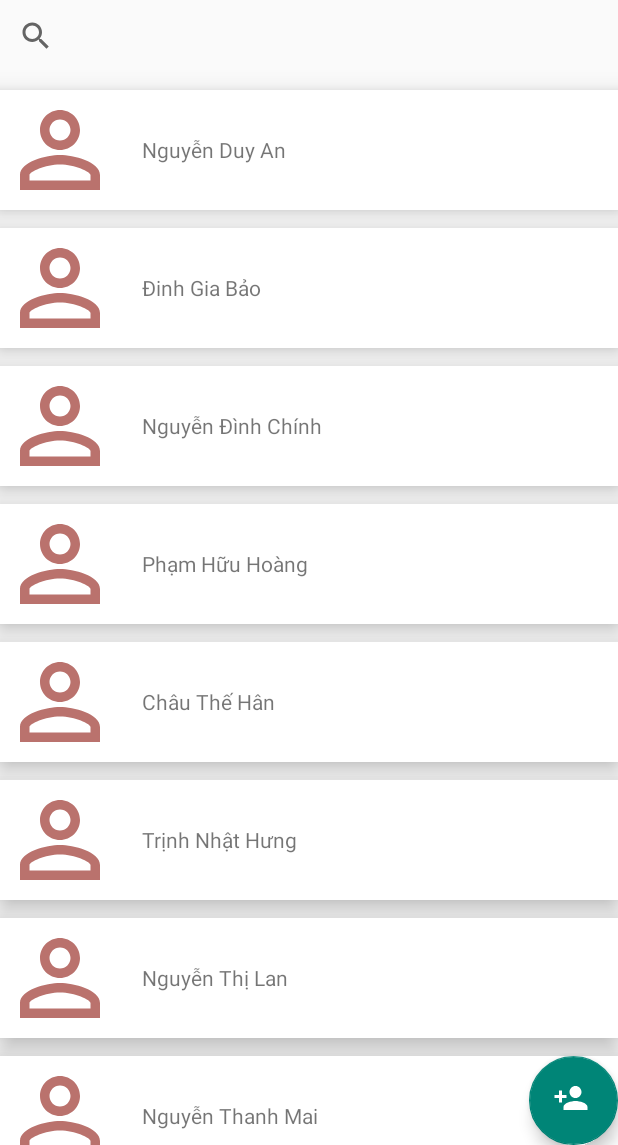
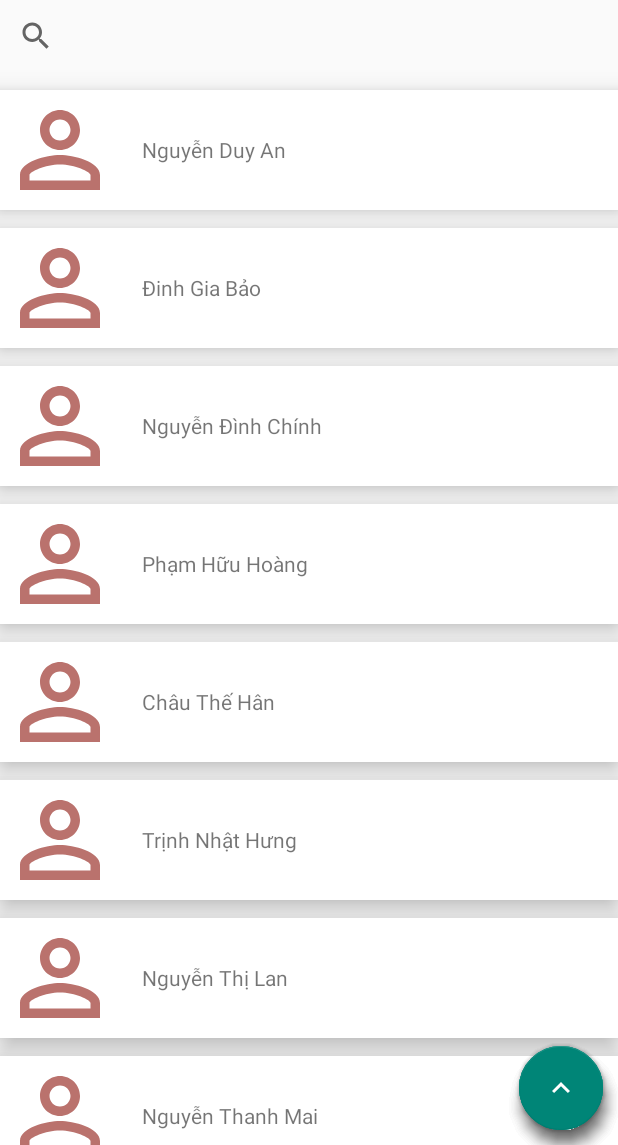
Before and after one commit to Meow-Knight/ContactApp, an Android app: the screen it shows after launch (MainActivity), on a phone screen of 412 x 824 dp, the part 91-1236 px from its top. Run offline under Robolectric (Android 15) with nearby library versions, the phone set to English and light mode, and no system bars; our stand-ins replace Room's generated code.

Commit message:
Add animation for floating button more action

```diff
--- a/app/src/main/java/com/example/contactapp/view/MainActivity.java
+++ b/app/src/main/java/com/example/contactapp/view/MainActivity.java
@@ -7,6 +7,7 @@ import androidx.drawerlayout.widget.DrawerLayout;
 import androidx.lifecycle.ViewModelProviders;
 import androidx.recyclerview.widget.RecyclerView;
 
+import android.animation.ObjectAnimator;
 import android.app.Dialog;
 import android.content.Intent;
 import android.graphics.Color;
@@ -14,6 +15,8 @@ import android.os.Bundle;
 import android.os.Handler;
 import android.view.MenuItem;
 import android.view.Window;
+import android.view.animation.Animation;
+import android.view.animation.AnimationUtils;
 import android.widget.Button;
 import android.widget.EditText;
 import android.widget.ImageView;
@@ -21,12 +24,10 @@ import android.widget.SearchView;
 import android.widget.TextView;
 import android.widget.Toast;
 
-import com.example.contactapp.dao.ContactDatabase;
 import com.example.contactapp.supportclass.LinearLayoutManagerWithSmoothScroller;
 import com.example.contactapp.supportclass.MyAdapter;
 import com.example.contactapp.supportclass.MyViewModel;
 import com.example.contactapp.R;
-import com.example.contactapp.dao.ContactDao;
 import com.example.contactapp.entities.Contact;
 import com.google.android.material.floatingactionbutton.FloatingActionButton;
 import com.google.android.material.navigation.NavigationView;
@@ -39,6 +40,7 @@ public class MainActivity extends AppCompatActivity implements NavigationView.On
     private DrawerLayout drawerLayout;
     private ImageView ivMenu;
     private NavigationView navigationView;
+    private LinearLayoutManagerWithSmoothScroller rvLayout;
 
     private TextView tvTitle;
     private SearchView svName;
@@ -47,11 +49,15 @@ public class MainActivity extends AppCompatActivity implements NavigationView.On
     private MyAdapter adapter;
     private MyViewModel viewModel;
     private FloatingActionButton fabAdd;
-    private LinearLayoutManagerWithSmoothScroller rvLayout;
+    private FloatingActionButton fabMoreAction;
+    private FloatingActionButton fabFavourite;
+    private FloatingActionButton fabDeleteContact;
 
     private int curHighlightIndex = -1;
     private final int highlightColor = Color.LTGRAY;
     private final int normalColor = Color.WHITE;
+    private final int animationTime = 400;
+    private boolean isOpenedMoreAction = false;
 
     // Default Value
     private final String DEFAULT_CONTACT_AVATAR = "ic_baseline_person_24";
@@ -79,6 +85,44 @@ public class MainActivity extends AppCompatActivity implements NavigationView.On
 
     private void initialEvents() {
         ivMenu.setOnClickListener(view -> drawerLayout.openDrawer(GravityCompat.START));
+
+        fabMoreAction.setOnClickListener(view -> {
+            if(isOpenedMoreAction){
+                Animation closeMoreActionAnimation = AnimationUtils.loadAnimation(this, R.anim.rotate_zoomout_close_anim);
+                closeMoreActionAnimation.setDuration(animationTime);
+                fabMoreAction.startAnimation(closeMoreActionAnimation);
+
+                Animation closeAddAnimation = AnimationUtils.loadAnimation(this, R.anim.float_diagonal_down);
+                closeAddAnimation.setDuration(animationTime);
+                fabAdd.startAnimation(closeAddAnimation);
+
+                Animation closeFavouriteAnimation = AnimationUtils.loadAnimation(this, R.anim.float_down);
+                closeFavouriteAnimation.setDuration(animationTime);
+                fabFavourite.startAnimation(closeFavouriteAnimation);
+
+                Animation closeDeleteAnimation = AnimationUtils.loadAnimation(this, R.anim.float_to_right);
+                closeDeleteAnimation.setDuration(animationTime);
+                fabDeleteContact.startAnimation(closeDeleteAnimation);
+            } else {
+                Animation openMoreActionAnimation = AnimationUtils.loadAnimation(this, R.anim.rotate_zoomin_open_anim);
+                openMoreActionAnimation.setDuration(animationTime);
+                fabMoreAction.startAnimation(openMoreActionAnimation);
+
+                Animation openAddAnimation = AnimationUtils.loadAnimation(this, R.anim.float_diagonal_up);
+                openAddAnimation.setDuration(animationTime);
+                fabAdd.startAnimation(openAddAnimation);
+
+                Animation openFavouriteAnimation = AnimationUtils.loadAnimation(this, R.anim.float_up);
+                openFavouriteAnimation.setDuration(animationTime);
+                fabFavourite.startAnimation(openFavouriteAnimation);
+
+                Animation openDeleteAnimation = AnimationUtils.loadAnimation(this, R.anim.float_to_left);
+                openDeleteAnimation.setDuration(animationTime);
+                fabDeleteContact.startAnimation(openDeleteAnimation);
+            }
+
+            isOpenedMoreAction = !isOpenedMoreAction;
+        });
 
         fabAdd.setOnClickListener(view -> {
             Dialog dialog = new Dialog(this);
@@ -196,6 +240,9 @@ public class MainActivity extends AppCompatActivity implements NavigationView.On
         svName = findViewById(R.id.sv_name);
         rvContacts = findViewById(R.id.rv_contacts);
         fabAdd = findViewById(R.id.fab_add);
+        fabMoreAction = findViewById(R.id.fab_more_action);
+        fabFavourite = findViewById(R.id.fab_favourite);
+        fabDeleteContact = findViewById(R.id.fab_delete_contact);
         rvLayout = new LinearLayoutManagerWithSmoothScroller(this);
         rvContacts.setLayoutManager(rvLayout);
         adapter = new MyAdapter(contacts);
--- /dev/null
+++ b/app/src/main/res/anim/float_diagonal_down.xml
@@ -0,0 +1,9 @@
+<?xml version="1.0" encoding="utf-8"?>
+<set xmlns:android="http://schemas.android.com/apk/res/android"
+    android:fillAfter="true">
+    <translate
+        android:fromYDelta="-120%"
+        android:fromXDelta="-120%"
+        android:toXDelta="0%"
+        android:toYDelta="0%"/>
+</set>
--- /dev/null
+++ b/app/src/main/res/anim/float_diagonal_up.xml
@@ -0,0 +1,9 @@
+<?xml version="1.0" encoding="utf-8"?>
+<set xmlns:android="http://schemas.android.com/apk/res/android"
+    android:fillAfter="true">
+    <translate
+        android:fromYDelta="0%"
+        android:fromXDelta="0%"
+        android:toXDelta="-120%"
+        android:toYDelta="-120%"/>
+</set>
--- /dev/null
+++ b/app/src/main/res/anim/float_down.xml
@@ -0,0 +1,7 @@
+<?xml version="1.0" encoding="utf-8"?>
+<set xmlns:android="http://schemas.android.com/apk/res/android"
+    android:fillAfter="true">
+    <translate
+        android:fromYDelta="-150%"
+        android:toYDelta="0%"/>
+</set>
--- /dev/null
+++ b/app/src/main/res/anim/float_to_left.xml
@@ -0,0 +1,8 @@
+<?xml version="1.0" encoding="utf-8"?>
+<set xmlns:android="http://schemas.android.com/apk/res/android"
+    android:fillAfter="true">
+
+    <translate
+        android:fromXDelta="0%"
+        android:toXDelta="-150%"/>
+</set>
--- /dev/null
+++ b/app/src/main/res/anim/float_to_right.xml
@@ -0,0 +1,8 @@
+<?xml version="1.0" encoding="utf-8"?>
+<set xmlns:android="http://schemas.android.com/apk/res/android"
+    android:fillAfter="true">
+
+    <translate
+        android:fromXDelta="-150%"
+        android:toXDelta="0%"/>
+</set>
--- /dev/null
+++ b/app/src/main/res/anim/float_up.xml
@@ -0,0 +1,7 @@
+<?xml version="1.0" encoding="utf-8"?>
+<set xmlns:android="http://schemas.android.com/apk/res/android"
+    android:fillAfter="true">
+    <translate
+        android:fromYDelta="0%"
+        android:toYDelta="-150%"/>
+</set>
--- /dev/null
+++ b/app/src/main/res/anim/rotate_zoomin_open_anim.xml
@@ -0,0 +1,18 @@
+<?xml version="1.0" encoding="utf-8"?>
+<set xmlns:android="http://schemas.android.com/apk/res/android"
+    android:fillAfter="true">
+    <rotate
+        android:fromDegrees="0"
+        android:pivotX="50%"
+        android:pivotY="50%"
+        android:toDegrees="180"/>
+
+    <scale
+        android:fromXScale="1"
+        android:fromYScale="1"
+        android:pivotX="50%"
+        android:pivotY="50%"
+        android:toXScale="1.15"
+        android:toYScale="1.15" >
+    </scale>
+</set>
--- /dev/null
+++ b/app/src/main/res/drawable/ic_baseline_delete_24.xml
@@ -0,0 +1,5 @@
+<vector android:height="24dp" android:tint="#BAB5B5"
+    android:viewportHeight="24" android:viewportWidth="24"
+    android:width="24dp" xmlns:android="http://schemas.android.com/apk/res/android">
+    <path android:fillColor="@android:color/white" android:pathData="M6,19c0,1.1 0.9,2 2,2h8c1.1,0 2,-0.9 2,-2V7H6v12zM19,4h-3.5l-1,-1h-5l-1,1H5v2h14V4z"/>
+</vector>
--- /dev/null
+++ b/app/src/main/res/drawable/ic_baseline_fab_favorite_24.xml
@@ -0,0 +1,5 @@
+<vector android:height="24dp" android:tint="#FF0000"
+    android:viewportHeight="24" android:viewportWidth="24"
+    android:width="24dp" xmlns:android="http://schemas.android.com/apk/res/android">
+    <path android:fillColor="@android:color/white" android:pathData="M12,21.35l-1.45,-1.32C5.4,15.36 2,12.28 2,8.5 2,5.42 4.42,3 7.5,3c1.74,0 3.41,0.81 4.5,2.09C13.09,3.81 14.76,3 16.5,3 19.58,3 22,5.42 22,8.5c0,3.78 -3.4,6.86 -8.55,11.54L12,21.35z"/>
+</vector>
--- /dev/null
+++ b/app/src/main/res/drawable/ic_baseline_keyboard_arrow_up_24.xml
@@ -0,0 +1,5 @@
+<vector android:height="24dp" android:tint="#FFFFFF"
+    android:viewportHeight="24" android:viewportWidth="24"
+    android:width="24dp" xmlns:android="http://schemas.android.com/apk/res/android">
+    <path android:fillColor="@android:color/white" android:pathData="M7.41,15.41L12,10.83l4.59,4.58L18,14l-6,-6 -6,6z"/>
+</vector>
--- a/app/src/main/res/layout/activity_main.xml
+++ b/app/src/main/res/layout/activity_main.xml
@@ -13,15 +13,45 @@
 
         <com.google.android.material.floatingactionbutton.FloatingActionButton
             android:id="@+id/fab_add"
-            android:layout_width="59dp"
-            android:layout_height="61dp"
+            android:layout_width="wrap_content"
+            android:layout_height="wrap_content"
             android:clickable="true"
+            app:srcCompat="@drawable/ic_baseline_person_add_24"
+            app:layout_constraintBottom_toBottomOf="@id/fab_more_action"
+            app:layout_constraintEnd_toEndOf="@id/fab_more_action"/>
+
+        <com.google.android.material.floatingactionbutton.FloatingActionButton
+            android:id="@+id/fab_delete_contact"
+            android:layout_width="wrap_content"
+            android:layout_height="wrap_content"
+            android:clickable="true"
+            app:srcCompat="@drawable/ic_baseline_delete_24"
+            app:layout_constraintEnd_toEndOf="@+id/fab_more_action"
+            app:layout_constraintBottom_toBottomOf="@+id/fab_more_action"/>
+
+        <com.google.android.material.floatingactionbutton.FloatingActionButton
+            android:id="@+id/fab_favourite"
+            android:layout_width="wrap_content"
+            android:layout_height="wrap_content"
+            android:clickable="true"
+            app:layout_constraintBottom_toBottomOf="@+id/fab_more_action"
+            app:layout_constraintEnd_toEndOf="@+id/fab_more_action"
+            app:srcCompat="@drawable/ic_baseline_fab_favorite_24" />
+
+        <com.google.android.material.floatingactionbutton.FloatingActionButton
+            android:id="@+id/fab_more_action"
+            android:layout_width="wrap_content"
+            android:layout_height="wrap_content"
+            android:layout_marginEnd="10dp"
+            android:layout_marginRight="10dp"
+            android:layout_marginBottom="10dp"
+            android:background="?android:attr/selectableItemBackground"
+            android:clickable="true"
+            android:foreground="?attr/selectableItemBackground"
             app:layout_constraintBottom_toBottomOf="parent"
             app:layout_constraintEnd_toEndOf="parent"
-            app:srcCompat="@drawable/ic_baseline_person_add_24"
-            tools:ignore="VectorDrawableCompat"
-            android:foreground="?attr/selectableItemBackground"
-            android:background="?android:attr/selectableItemBackground"/>
+            app:srcCompat="@drawable/ic_baseline_keyboard_arrow_up_24"
+            tools:ignore="VectorDrawableCompat" />
 
         <LinearLayout
             android:layout_width="match_parent"
@@ -70,6 +100,7 @@
                 android:id="@+id/rv_contacts"
                 android:layout_width="match_parent"
                 android:layout_height="match_parent" />
+
         </LinearLayout>
     </androidx.constraintlayout.widget.ConstraintLayout>
 
--- /dev/null
+++ b/app/src/main/res/xml/rotation.xml
@@ -0,0 +1,9 @@
+<?xml version="1.0" encoding="utf-8"?>
+<rotate
+    xmlns:android="http://schemas.android.com/apk/res/android"
+    android:fromDegrees="0"
+    android:toDegrees="-90"
+    android:pivotX="50%"
+    android:pivotY="50%"
+    android:duration="0" android:fillAfter="true">
+</rotate>
```
Also changed, not shown: app/src/main/res/anim/rotate_zoomout_close_anim.xml (added, +18 -0 lines).
